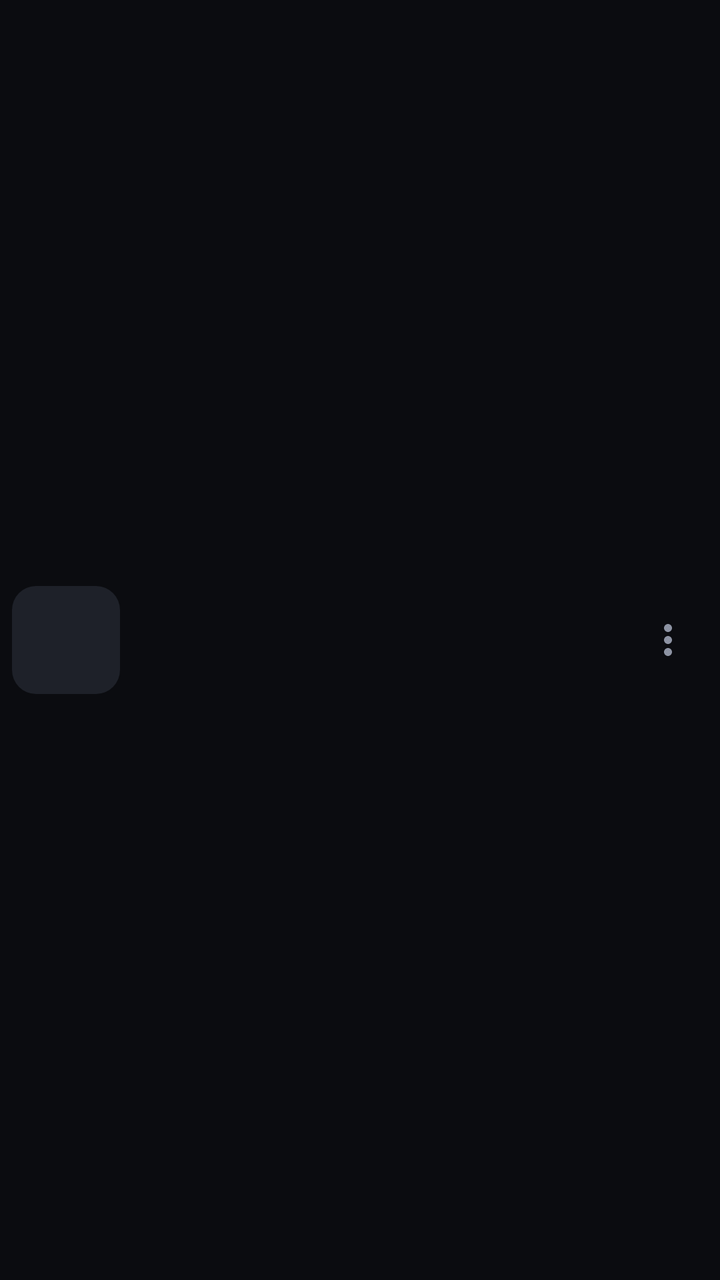
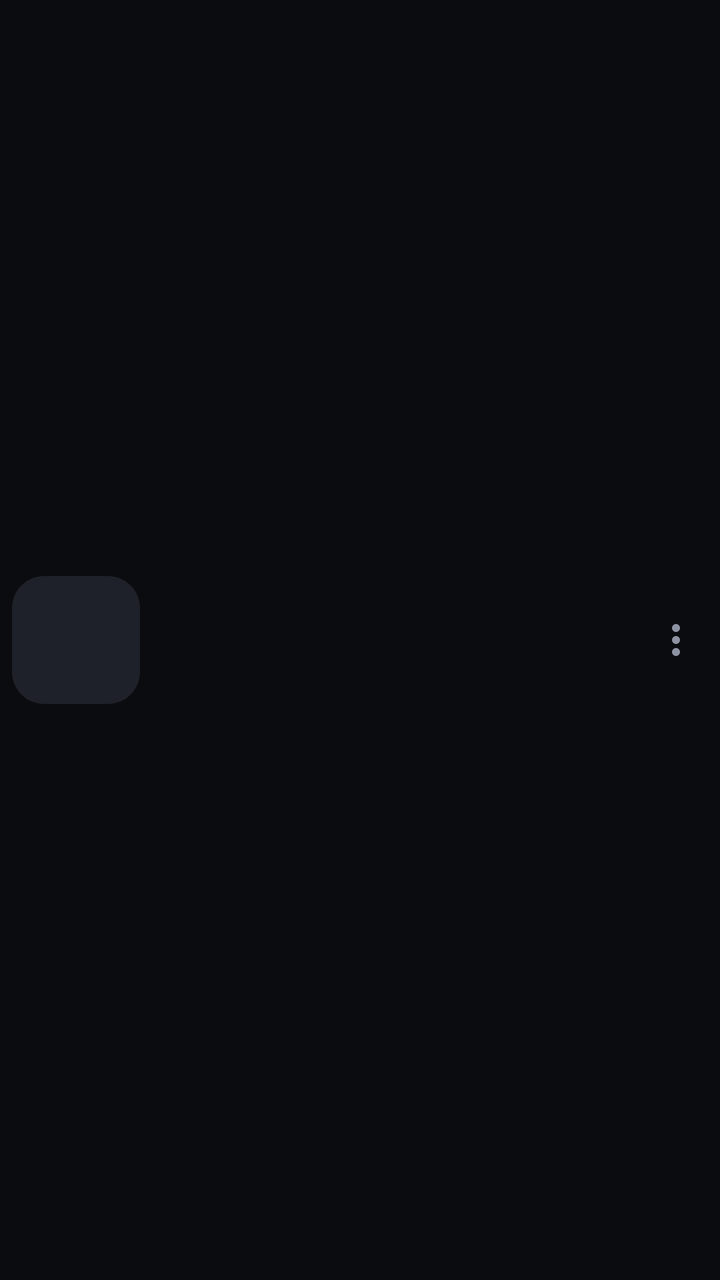

Screens rendered from an Android XML layout before and after an edit, with the pre-edit source and the edit as a unified diff.
<!-- AndroidManifest.xml: application theme Theme.Reel -->
<!-- res/layout/item_song.xml -->
<?xml version="1.0" encoding="utf-8"?>
<LinearLayout xmlns:android="http://schemas.android.com/apk/res/android"
    android:id="@+id/card"
    android:layout_width="match_parent"
    android:layout_height="wrap_content"
    android:gravity="center_vertical"
    android:orientation="horizontal"
    android:padding="6dp">

    <FrameLayout android:id="@+id/thumbBox" android:layout_width="54dp" android:layout_height="54dp" android:background="@drawable/thumb_bg">
        <ImageView android:id="@+id/thumb" android:layout_width="match_parent" android:layout_height="match_parent" android:importantForAccessibility="no" />
        <ImageView android:id="@+id/check" android:layout_width="match_parent" android:layout_height="match_parent"
            android:background="@drawable/sel_overlay" android:padding="14dp" android:src="@drawable/ic_check"
            android:tint="@color/accent" android:visibility="gone" android:importantForAccessibility="no" />
    </FrameLayout>

    <LinearLayout android:layout_width="0dp" android:layout_height="wrap_content" android:layout_marginStart="14dp"
        android:layout_weight="1" android:orientation="vertical">
        <TextView android:id="@+id/title" android:layout_width="match_parent" android:layout_height="wrap_content"
            android:ellipsize="end" android:maxLines="1" android:textColor="@color/ink" android:textSize="15sp" />
        <TextView android:id="@+id/sub" android:layout_width="match_parent" android:layout_height="wrap_content"
            android:layout_marginTop="3dp" android:ellipsize="end" android:maxLines="1" android:textColor="@color/muted" android:textSize="12.5sp" />
    </LinearLayout>

    <TextView android:id="@+id/badge" android:layout_width="wrap_content" android:layout_height="wrap_content"
        android:layout_marginStart="8dp" android:textColor="@color/muted" android:textSize="12.5sp" />

    <ImageButton android:id="@+id/more" android:layout_width="40dp" android:layout_height="40dp"
        android:background="?attr/selectableItemBackgroundBorderless" android:contentDescription="@string/more"
        android:src="@drawable/ic_more" android:tint="@color/muted" />
</LinearLayout>
<!-- resources referenced by this layout -->
<resources>
  <color name="accent">#FF8A5C</color>
  <color name="ink">#F1F2F6</color>
  <color name="muted">#8D93A3</color>
  <!-- drawable ic_check (drawable) -->
  <vector xmlns:android="http://schemas.android.com/apk/res/android" android:width="24dp" android:height="24dp" android:viewportWidth="24" android:viewportHeight="24" android:tint="?attr/colorOnSurface">
      <path android:fillColor="@android:color/white" android:pathData="M9,16.17L4.83,12l-1.42,1.41L9,19 21,7l-1.41,-1.41z"/>
  </vector>
  <!-- drawable ic_more (drawable) -->
  <vector xmlns:android="http://schemas.android.com/apk/res/android" android:width="24dp" android:height="24dp" android:viewportWidth="24" android:viewportHeight="24" android:tint="?attr/colorOnSurface">
      <path android:fillColor="@android:color/white" android:pathData="M12,8c1.1,0 2,-0.9 2,-2s-0.9,-2 -2,-2 -2,0.9 -2,2 0.9,2 2,2zM12,10c-1.1,0 -2,0.9 -2,2s0.9,2 2,2 2,-0.9 2,-2 -0.9,-2 -2,-2zM12,16c-1.1,0 -2,0.9 -2,2s0.9,2 2,2 2,-0.9 2,-2 -0.9,-2 -2,-2z"/>
  </vector>
  <!-- drawable sel_overlay (drawable) -->
  <shape xmlns:android="http://schemas.android.com/apk/res/android"><solid android:color="#99000000"/><corners android:radius="12dp"/></shape>
  <!-- drawable thumb_bg (drawable) -->
  <shape xmlns:android="http://schemas.android.com/apk/res/android"><solid android:color="@color/surface2"/><corners android:radius="12dp"/></shape>
  <string name="more">More</string>
  <color name="surface2">#1E2129</color>
  <color name="on_accent">#1B0D07</color>
  <color name="accent_soft">#33FF8A5C</color>
  <color name="bg">#0B0C10</color>
  <color name="surface">#15171D</color>
  <color name="line">#22252E</color>
  <!-- drawable ic_close (drawable) -->
  <vector xmlns:android="http://schemas.android.com/apk/res/android" android:width="24dp" android:height="24dp" android:viewportWidth="24" android:viewportHeight="24" android:tint="?attr/colorOnSurface">
      <path android:fillColor="@android:color/white" android:pathData="M19,6.41L17.59,5 12,10.59 6.41,5 5,6.41 10.59,12 5,17.59 6.41,19 12,13.41 17.59,19 19,17.59 13.41,12z"/>
  </vector>
  <style name="ThemeOverlay.Reel.Sheet" parent="ThemeOverlay.Material3.BottomSheetDialog">
          <item name="bottomSheetStyle">@style/Reel.SheetStyle</item>
          <item name="android:navigationBarColor">@color/surface</item>
      </style>
  <style name="Reel.SheetStyle" parent="Widget.Material3.BottomSheet.Modal">
          <item name="backgroundTint">@color/surface</item>
          <item name="android:maxWidth">640dp</item>
      </style>
  <!-- unchanged entries left out for length: 1 -->
</resources>

<!-- the commit's change to res/layout/item_song.xml (unified diff, before → after) -->
@@ -5,25 +5,32 @@
     android:layout_height="wrap_content"
     android:gravity="center_vertical"
     android:orientation="horizontal"
-    android:padding="6dp">
+    android:paddingStart="6dp"
+    android:paddingTop="7dp"
+    android:paddingEnd="2dp"
+    android:paddingBottom="7dp">
 
-    <FrameLayout android:id="@+id/thumbBox" android:layout_width="54dp" android:layout_height="54dp" android:background="@drawable/thumb_bg">
-        <ImageView android:id="@+id/thumb" android:layout_width="match_parent" android:layout_height="match_parent" android:importantForAccessibility="no" />
+    <FrameLayout android:id="@+id/thumbBox" android:layout_width="64dp" android:layout_height="64dp" android:background="@drawable/video_bg">
+        <ImageView android:id="@+id/thumb" android:layout_width="match_parent" android:layout_height="match_parent"
+            android:scaleType="centerCrop" android:importantForAccessibility="no" />
+        <ImageView android:id="@+id/playing" android:layout_width="match_parent" android:layout_height="match_parent"
+            android:background="@drawable/sel_overlay" android:padding="20dp" android:src="@drawable/ic_volume"
+            android:tint="@color/accent" android:visibility="gone" android:importantForAccessibility="no" />
         <ImageView android:id="@+id/check" android:layout_width="match_parent" android:layout_height="match_parent"
-            android:background="@drawable/sel_overlay" android:padding="14dp" android:src="@drawable/ic_check"
+            android:background="@drawable/sel_overlay" android:padding="18dp" android:src="@drawable/ic_check"
             android:tint="@color/accent" android:visibility="gone" android:importantForAccessibility="no" />
     </FrameLayout>
 
     <LinearLayout android:layout_width="0dp" android:layout_height="wrap_content" android:layout_marginStart="14dp"
         android:layout_weight="1" android:orientation="vertical">
         <TextView android:id="@+id/title" android:layout_width="match_parent" android:layout_height="wrap_content"
-            android:ellipsize="end" android:maxLines="1" android:textColor="@color/ink" android:textSize="15sp" />
+            android:ellipsize="end" android:maxLines="2" android:lineSpacingExtra="1dp" android:textColor="@color/ink"
+            android:textSize="15sp" android:fontFamily="sans-serif-medium" />
         <TextView android:id="@+id/sub" android:layout_width="match_parent" android:layout_height="wrap_content"
-            android:layout_marginTop="3dp" android:ellipsize="end" android:maxLines="1" android:textColor="@color/muted" android:textSize="12.5sp" />
+            android:layout_marginTop="4dp" android:ellipsize="end" android:maxLines="1" android:textColor="@color/muted" android:textSize="12.5sp" />
     </LinearLayout>
 
-    <TextView android:id="@+id/badge" android:layout_width="wrap_content" android:layout_height="wrap_content"
-        android:layout_marginStart="8dp" android:textColor="@color/muted" android:textSize="12.5sp" />
+    <TextView android:id="@+id/badge" android:layout_width="wrap_content" android:layout_height="wrap_content" android:visibility="gone" />
 
     <ImageButton android:id="@+id/more" android:layout_width="40dp" android:layout_height="40dp"
         android:background="?attr/selectableItemBackgroundBorderless" android:contentDescription="@string/more"
<!-- resource entries referenced after the edit -->
@@ -11,10 +11,14 @@
   <vector xmlns:android="http://schemas.android.com/apk/res/android" android:width="24dp" android:height="24dp" android:viewportWidth="24" android:viewportHeight="24" android:tint="?attr/colorOnSurface">
       <path android:fillColor="@android:color/white" android:pathData="M12,8c1.1,0 2,-0.9 2,-2s-0.9,-2 -2,-2 -2,0.9 -2,2 0.9,2 2,2zM12,10c-1.1,0 -2,0.9 -2,2s0.9,2 2,2 2,-0.9 2,-2 -0.9,-2 -2,-2zM12,16c-1.1,0 -2,0.9 -2,2s0.9,2 2,2 2,-0.9 2,-2 -0.9,-2 -2,-2z"/>
   </vector>
+  <!-- drawable ic_volume (drawable) -->
+  <vector xmlns:android="http://schemas.android.com/apk/res/android" android:width="24dp" android:height="24dp" android:viewportWidth="24" android:viewportHeight="24" android:tint="?attr/colorOnSurface">
+      <path android:fillColor="@android:color/white" android:pathData="M3,9v6h4l5,5V4L7,9H3zM16.5,12c0,-1.77 -1.02,-3.29 -2.5,-4.03v8.05c1.48,-0.73 2.5,-2.25 2.5,-4.02zM14,3.23v2.06c2.89,0.86 5,3.54 5,6.71s-2.11,5.85 -5,6.71v2.06c4.01,-0.91 7,-4.49 7,-8.77s-2.99,-7.86 -7,-8.77z"/>
+  </vector>
   <!-- drawable sel_overlay (drawable) -->
   <shape xmlns:android="http://schemas.android.com/apk/res/android"><solid android:color="#99000000"/><corners android:radius="12dp"/></shape>
-  <!-- drawable thumb_bg (drawable) -->
-  <shape xmlns:android="http://schemas.android.com/apk/res/android"><solid android:color="@color/surface2"/><corners android:radius="12dp"/></shape>
+  <!-- drawable video_bg (drawable) -->
+  <shape xmlns:android="http://schemas.android.com/apk/res/android"><solid android:color="@color/surface2"/><corners android:radius="16dp"/></shape>
   <string name="more">More</string>
   <color name="surface2">#1E2129</color>
   <color name="on_accent">#1B0D07</color>
